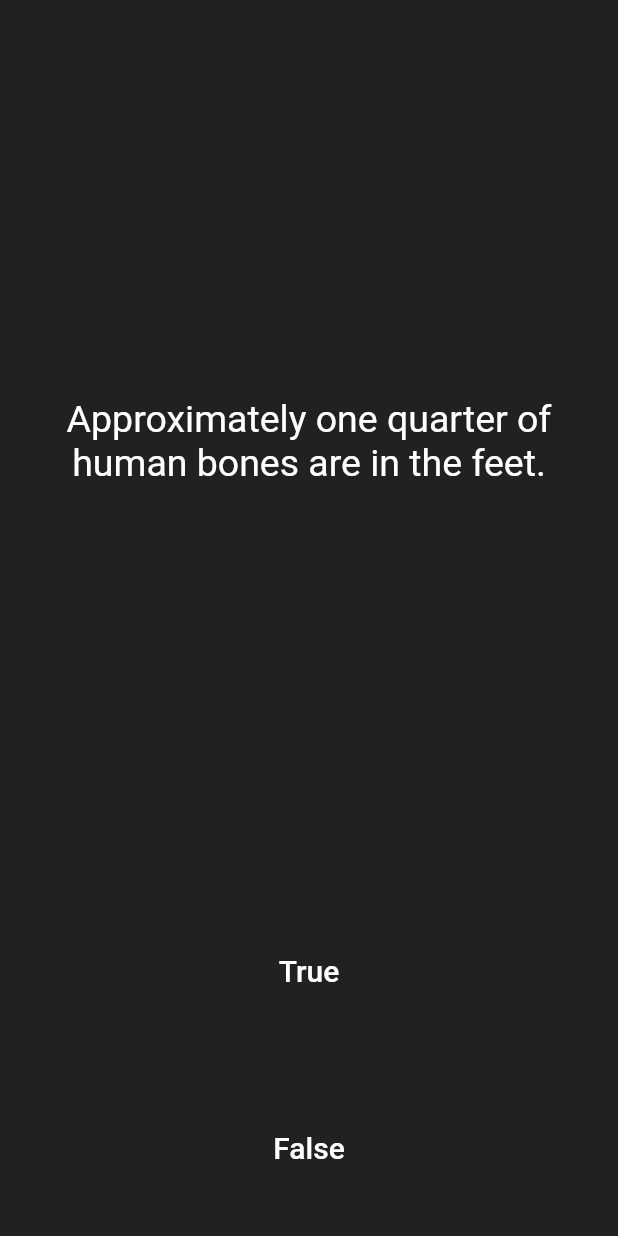
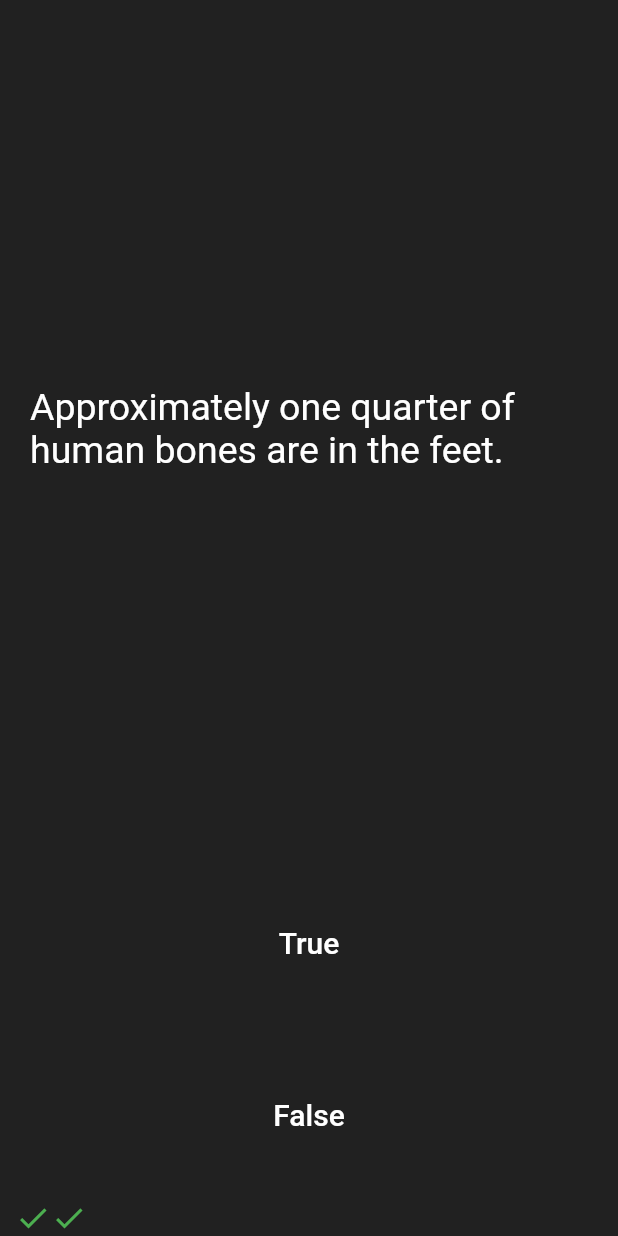
Before and after one commit to Alghubs200/quizz_app, a Flutter app: the screen it shows after launch, after a tap on "True", after a tap on "False", on a phone screen of 412 x 824 dp. Run offline on Flutter 3.47's test engine with Material 2 defaults, Android fonts, the phone set to English and light mode, and no system bars; our stand-ins replace rflutter_alert.

```diff
--- a/lib/main.dart
+++ b/lib/main.dart
@@ -1,4 +1,5 @@
 import 'package:flutter/material.dart';
+import 'package:rflutter_alert/rflutter_alert.dart';
 
 import 'quizz_brain.dart';
 
@@ -29,8 +30,48 @@ class QuizPage extends StatefulWidget {
 
 class _QuizPageState extends State<QuizPage> {
   List<Icon> scoreKeeper = [];
+  void ckeckAnswer(bool userPickAnswer) {
+    bool correctAnswer = quizBrain.getCorrectAnswer();
+    setState(() {
+      if (userPickAnswer == correctAnswer) {
+        scoreKeeper.add(Icon(
+          Icons.check,
+          color: Colors.green,
+        ));
+      } else {
+        scoreKeeper.add(Icon(
+          Icons.close,
+          color: Colors.red,
+        ));
+      }
+      quizBrain.nextQuestion();
+      // showAlertDialog(BuildContext context) {
+      //   // set up the button
+      //   Widget okButton = TextButton(
+      //     child: Text("OK"),
+      //     onPressed: () {},
+      //   );
 
-  int questionnumber = 0;
+      //   // set up the AlertDialog
+      //   AlertDialog alert = AlertDialog(
+      //     title: Text("My title"),
+      //     content: Text("This is my message."),
+      //     actions: [
+      //       okButton,
+      //     ],
+      //   );
+
+      //   // show the dialog
+      //   showDialog(
+      //     context: context,
+      //     builder: (BuildContext context) {
+      //       return alert;
+      //     },
+      //   );
+      // }
+    });
+  }
+
   @override
   Widget build(BuildContext context) {
     return Column(
@@ -43,8 +84,7 @@ class _QuizPageState extends State<QuizPage> {
             padding: EdgeInsets.all(10.0),
             child: Center(
               child: Text(
-                quizBrain.questionBank[questionnumber].questionText,
-                textAlign: TextAlign.center,
+                quizBrain.getQuestionText(),
                 style: TextStyle(
                   fontSize: 25.0,
                   color: Colors.white,
@@ -65,17 +105,8 @@ class _QuizPageState extends State<QuizPage> {
                 ),
               ),
               onPressed: () {
-                bool correctAnswer =
-                    quizBrain.questionBank[questionnumber].questionAnswer;
-                if (correctAnswer == true) {
-                  print('user got it right');
-                } else {
-                  print('user got it wrong ');
-                }
-                setState(() {
-                  questionnumber++;
-                });
-                print(questionnumber); //The user picked true.
+                ckeckAnswer(true);
+                //The user picked true.
               },
             ),
           ),
@@ -93,17 +124,7 @@ class _QuizPageState extends State<QuizPage> {
                   ),
                 ),
                 onPressed: () {
-                  bool correctAnswer =
-                      quizBrain.questionBank[questionnumber].questionAnswer;
-                  if (correctAnswer == true) {
-                    print('user got it right');
-                  } else {
-                    print('user got it wrong ');
-                  }
-                  setState(() {
-                    questionnumber++;
-                  });
-                  print(questionnumber);
+                  ckeckAnswer(false);
                 } //The user picked false.
                 ),
           ),
--- a/pubspec.yaml
+++ b/pubspec.yaml
@@ -47,6 +47,7 @@ dev_dependencies:
   # package. See that file for information about deactivating specific lint
   # rules and activating additional ones.
   flutter_lints: ^2.0.0
+  rflutter_alert: ^2.0.4
 
 # For information on the generic Dart part of this file, see the
 # following page: https://dart.dev/tools/pub/pubspec
```
Also changed, not shown: lib/quizz_brain.dart (+45 -26 lines), pubspec.lock.
